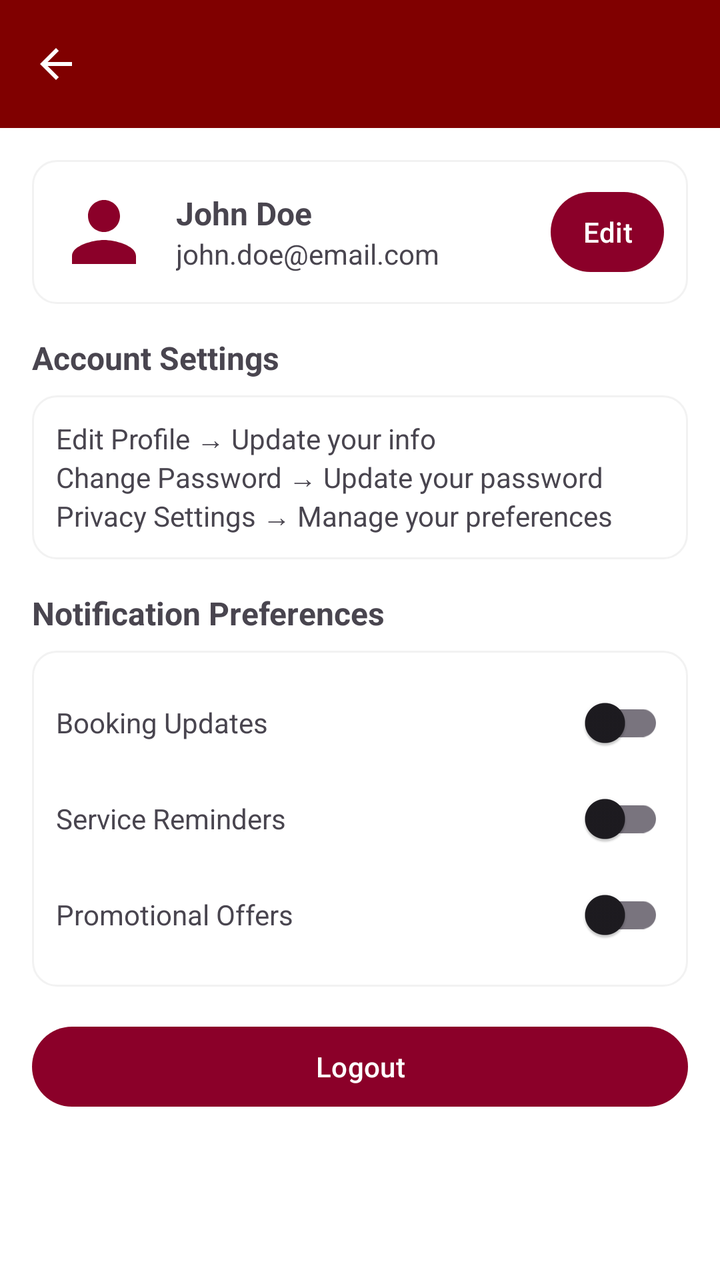
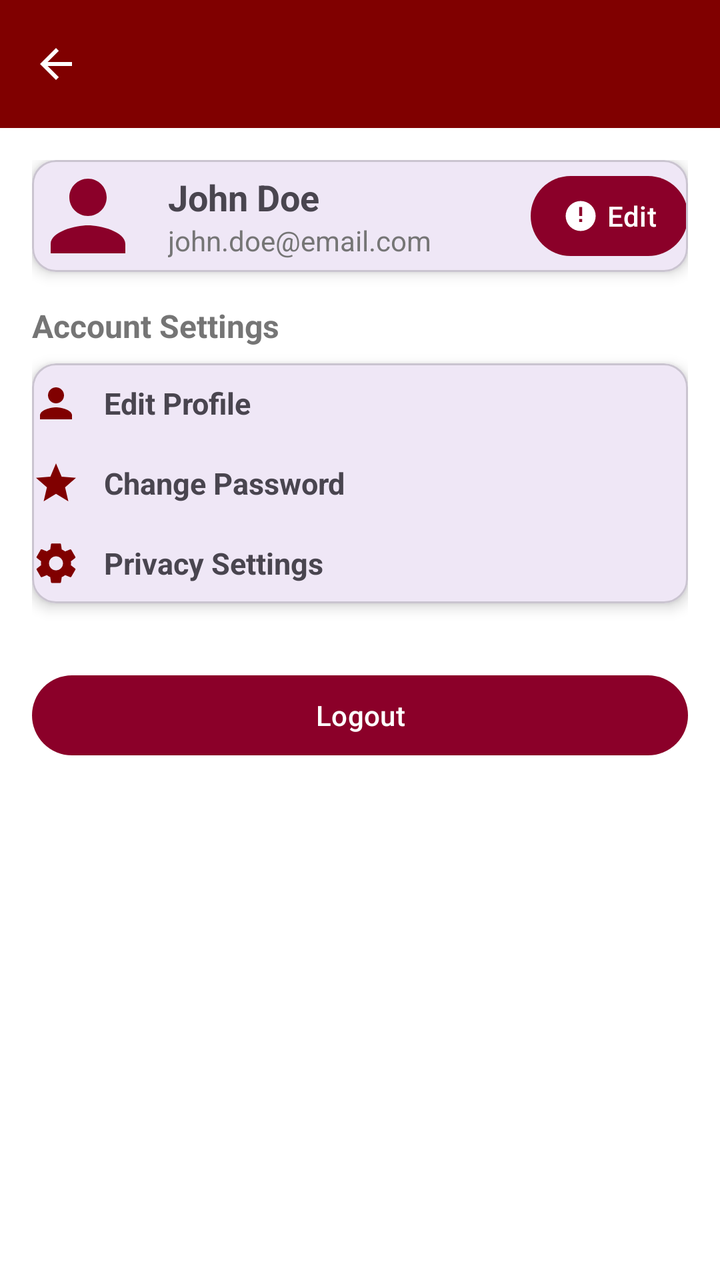

An Android layout rendered at two revisions. The XML below is the earlier revision; the diff shows what the commit changed to produce the second picture.
<!-- AndroidManifest.xml: application theme Theme.SemesterProject -->
<!-- res/layout/activity_settings.xml -->
<LinearLayout xmlns:android="http://schemas.android.com/apk/res/android"
    xmlns:app="http://schemas.android.com/apk/res-auto"
    xmlns:tools="http://schemas.android.com/tools"
    android:orientation="vertical"
    android:layout_width="match_parent"
    android:layout_height="match_parent"
    android:background="@color/white"
    android:id="@+id/main"
    tools:context=".customer.ui.SettingsActivity">

    
    <com.google.android.material.appbar.MaterialToolbar
        android:id="@+id/topAppBar"
        android:layout_width="match_parent"
        android:layout_height="wrap_content"
        android:background="@color/app_color"
        android:title="Settings"
        android:titleTextColor="@android:color/white"
        app:navigationIcon="@drawable/ic_arrow_back" />

    
    <ScrollView
        android:layout_width="match_parent"
        android:layout_height="match_parent"
        android:padding="16dp">

        <LinearLayout
            android:orientation="vertical"
            android:layout_width="match_parent"
            android:layout_height="wrap_content">

            
            <LinearLayout
                android:orientation="horizontal"
                android:layout_width="match_parent"
                android:layout_height="wrap_content"
                android:padding="12dp"
                android:background="@drawable/card_bg"
                android:gravity="center_vertical">

                <ImageView
                    android:layout_width="48dp"
                    android:layout_height="48dp"
                    android:src="@drawable/ic_profile"
                    android:layout_marginEnd="12dp"
                    app:tint="@color/maroon" />

                <LinearLayout
                    android:orientation="vertical"
                    android:layout_width="0dp"
                    android:layout_height="wrap_content"
                    android:layout_weight="1">

                    <TextView
                        android:layout_width="wrap_content"
                        android:layout_height="wrap_content"
                        android:text="John Doe"
                        android:textStyle="bold"
                        android:textSize="16sp" />

                    <TextView
                        android:layout_width="wrap_content"
                        android:layout_height="wrap_content"
                        android:text="john.doe@email.com"
                        android:textSize="14sp" />
                </LinearLayout>

                <com.google.android.material.button.MaterialButton
                    android:id="@+id/edtprofile"
                    android:layout_width="wrap_content"
                    android:layout_height="wrap_content"
                    android:text="Edit"
                    app:backgroundTint="@color/maroon"
                    android:textColor="@android:color/white"
                    android:minWidth="0dp"
                    android:paddingHorizontal="16dp" />
            </LinearLayout>

            
            <TextView
                android:layout_width="wrap_content"
                android:layout_height="wrap_content"
                android:text="Account Settings"
                android:textStyle="bold"
                android:textSize="16sp"
                android:layout_marginTop="16dp"
                android:layout_marginBottom="8dp" />

            
            <LinearLayout
                android:orientation="vertical"
                android:layout_width="match_parent"
                android:layout_height="wrap_content"
                android:background="@drawable/card_bg"
                android:padding="12dp">

                <TextView
                    android:layout_width="wrap_content"
                    android:layout_height="wrap_content"
                    android:text="Edit Profile → Update your info" />

                <TextView
                    android:layout_width="wrap_content"
                    android:layout_height="wrap_content"
                    android:text="Change Password → Update your password" />

                <TextView
                    android:layout_width="wrap_content"
                    android:layout_height="wrap_content"
                    android:text="Privacy Settings → Manage your preferences" />
            </LinearLayout>

            
            <TextView
                android:layout_width="wrap_content"
                android:layout_height="wrap_content"
                android:text="Notification Preferences"
                android:textStyle="bold"
                android:textSize="16sp"
                android:layout_marginTop="16dp"
                android:layout_marginBottom="8dp" />

            
            <LinearLayout
                android:orientation="vertical"
                android:layout_width="match_parent"
                android:layout_height="wrap_content"
                android:background="@drawable/card_bg"
                android:padding="12dp">

                
                <LinearLayout
                    android:layout_width="match_parent"
                    android:layout_height="wrap_content"
                    android:orientation="horizontal">

                    <TextView
                        android:layout_width="0dp"
                        android:layout_height="wrap_content"
                        android:layout_weight="1"
                        android:text="Booking Updates" />

                    <com.google.android.material.switchmaterial.SwitchMaterial
                        android:id="@+id/switchBookingUpdates"
                        android:layout_width="wrap_content"
                        android:layout_height="wrap_content" />
                </LinearLayout>

                
                <LinearLayout
                    android:layout_width="match_parent"
                    android:layout_height="wrap_content"
                    android:orientation="horizontal">

                    <TextView
                        android:layout_width="0dp"
                        android:layout_height="wrap_content"
                        android:layout_weight="1"
                        android:text="Service Reminders" />

                    <com.google.android.material.switchmaterial.SwitchMaterial
                        android:id="@+id/switchServiceReminders"
                        android:layout_width="wrap_content"
                        android:layout_height="wrap_content" />
                </LinearLayout>

                
                <LinearLayout
                    android:layout_width="match_parent"
                    android:layout_height="wrap_content"
                    android:orientation="horizontal">

                    <TextView
                        android:layout_width="0dp"
                        android:layout_height="wrap_content"
                        android:layout_weight="1"
                        android:text="Promotional Offers" />

                    <com.google.android.material.switchmaterial.SwitchMaterial
                        android:id="@+id/switchOffers"
                        android:layout_width="wrap_content"
                        android:layout_height="wrap_content" />
                </LinearLayout>
            </LinearLayout>

            
            <com.google.android.material.button.MaterialButton
                android:id="@+id/btnLogout"
                android:layout_width="match_parent"
                android:layout_height="wrap_content"
                android:text="Logout"
                android:textColor="@android:color/white"
                app:backgroundTint="@color/maroon"
                android:layout_marginTop="16dp"
                android:icon="@drawable/ic_logout"
                app:iconTint="@android:color/white" />
        </LinearLayout>
    </ScrollView>
</LinearLayout>
<!-- resources referenced by this layout -->
<resources>
  <color name="app_color">#800000</color>
  <color name="maroon">#8B0029</color>
  <color name="white">#FFFFFFFF</color>
  <!-- drawable card_bg (drawable) -->
  <shape xmlns:android="http://schemas.android.com/apk/res/android"
      android:shape="rectangle">
      <solid android:color="@color/white"/>
      <corners android:radius="12dp"/>
      <stroke android:width="1dp" android:color="@color/light_gray"/>
  </shape>
  <!-- drawable ic_arrow_back (drawable) -->
  <vector xmlns:android="http://schemas.android.com/apk/res/android"
      android:width="24dp"
      android:height="24dp"
      android:viewportWidth="24"
      android:viewportHeight="24">
      <path
          android:fillColor="#FFFFFF"
          android:pathData="M20,11H7.83l5.59,-5.59L12,4l-8,8 8,8 1.41,-1.41L7.83,13H20v-2z"/>
  </vector>
  <!-- drawable ic_logout (drawable) -->
  <vector xmlns:android="http://schemas.android.com/apk/res/android"
      android:width="24dp"
      android:height="24dp"
      android:viewportWidth="24"
      android:viewportHeight="24">
  
      
      <path
          android:fillColor="#000000"
          android:pathData="M3,3h12v18H3V3zM5,5v14h8V5H5z"/>
  
      
      <path
          android:fillColor="#000000"
          android:pathData="M19,12l-5,-5v3h-4v4h4v3l5,-5z"/>
  </vector>
  <!-- drawable ic_profile (drawable) -->
  <vector xmlns:android="http://schemas.android.com/apk/res/android"
      android:width="24dp"
      android:height="24dp"
      android:viewportWidth="24"
      android:viewportHeight="24">
      
      <path
          android:fillColor="#8B0029"
          android:pathData="M12,12c2.21,0 4,-1.79 4,-4s-1.79,-4 -4,-4 -4,1.79 -4,4 1.79,4 4,4zM12,14c-2.67,0 -8,1.34 -8,4v2h16v-2c0,-2.66 -5.33,-4 -8,-4z" />
  </vector>
  <style name="Theme.SemesterProject" parent="Base.Theme.SemesterProject" />
  <color name="light_gray">#F2F2F2</color>
  <style name="Base.Theme.SemesterProject" parent="Theme.Material3.DayNight.NoActionBar">
          
          
      </style>
</resources>

<!-- the commit's change to res/layout/activity_settings.xml (unified diff, before → after) -->
@@ -16,7 +16,9 @@
         android:background="@color/app_color"
         android:title="Settings"
         android:titleTextColor="@android:color/white"
-        app:navigationIcon="@drawable/ic_arrow_back" />
+        app:navigationIcon="@drawable/ic_arrow_back"
+        app:titleCentered="true"
+        app:elevation="4dp"/>
 
     
     <ScrollView
@@ -27,54 +29,68 @@
         <LinearLayout
             android:orientation="vertical"
             android:layout_width="match_parent"
-            android:layout_height="wrap_content">
-
-            
-            <LinearLayout
-                android:orientation="horizontal"
+            android:layout_height="wrap_content"
+            android:spacing="12dp">
+
+            
+            <com.google.android.material.card.MaterialCardView
                 android:layout_width="match_parent"
                 android:layout_height="wrap_content"
+                app:cardCornerRadius="12dp"
+                app:cardElevation="4dp"
                 android:padding="12dp"
-                android:background="@drawable/card_bg"
-                android:gravity="center_vertical">
-
-                <ImageView
-                    android:layout_width="48dp"
-                    android:layout_height="48dp"
-                    android:src="@drawable/ic_profile"
-                    android:layout_marginEnd="12dp"
-                    app:tint="@color/maroon" />
+                android:layout_marginBottom="16dp">
 
                 <LinearLayout
-                    android:orientation="vertical"
-                    android:layout_width="0dp"
+                    android:orientation="horizontal"
+                    android:layout_width="match_parent"
                     android:layout_height="wrap_content"
-                    android:layout_weight="1">
-
-                    <TextView
+                    android:gravity="center_vertical">
+
+                    <ImageView
+                        android:layout_width="56dp"
+                        android:layout_height="56dp"
+                        android:src="@drawable/ic_profile"
+                        android:layout_marginEnd="12dp"
+                        app:tint="@color/maroon" />
+
+                    <LinearLayout
+                        android:orientation="vertical"
+                        android:layout_width="0dp"
+                        android:layout_height="wrap_content"
+                        android:layout_weight="1">
+
+                        <TextView
+                            android:id="@+id/tvFullName"
+                            android:layout_width="wrap_content"
+                            android:layout_height="wrap_content"
+                            android:text="John Doe"
+                            android:textStyle="bold"
+                            android:textSize="18sp" />
+
+                        <TextView
+                            android:id="@+id/tvEmail"
+                            android:layout_width="wrap_content"
+                            android:layout_height="wrap_content"
+                            android:text="john.doe@email.com"
+                            android:textSize="14sp"
+                            android:textColor="@color/gray" />
+                    </LinearLayout>
+
+                    <com.google.android.material.button.MaterialButton
+                        android:id="@+id/edtprofile"
                         android:layout_width="wrap_content"
                         android:layout_height="wrap_content"
-                        android:text="John Doe"
-                        android:textStyle="bold"
-                        android:textSize="16sp" />
-
-                    <TextView
-                        android:layout_width="wrap_content"
-                        android:layout_height="wrap_content"
-                        android:text="john.doe@email.com"
-                        android:textSize="14sp" />
+                        android:text="Edit"
+                        app:icon="@drawable/ic_placeholder"
+                        app:iconTint="@android:color/white"
+                        app:iconPadding="4dp"
+                        app:backgroundTint="@color/maroon"
+                        android:textColor="@android:color/white"
+                        android:minWidth="0dp"
+                        android:paddingHorizontal="16dp"/>
                 </LinearLayout>
-
-                <com.google.android.material.button.MaterialButton
-                    android:id="@+id/edtprofile"
-                    android:layout_width="wrap_content"
-                    android:layout_height="wrap_content"
-                    android:text="Edit"
-                    app:backgroundTint="@color/maroon"
-                    android:textColor="@android:color/white"
-                    android:minWidth="0dp"
-                    android:paddingHorizontal="16dp" />
-            </LinearLayout>
+            </com.google.android.material.card.MaterialCardView>
 
             
             <TextView
@@ -83,105 +99,91 @@
                 android:text="Account Settings"
                 android:textStyle="bold"
                 android:textSize="16sp"
-                android:layout_marginTop="16dp"
-                android:layout_marginBottom="8dp" />
-
-            
-            <LinearLayout
-                android:orientation="vertical"
+                android:layout_marginBottom="8dp"
+                android:textColor="@color/gray"/>
+
+            
+            <com.google.android.material.card.MaterialCardView
                 android:layout_width="match_parent"
                 android:layout_height="wrap_content"
-                android:background="@drawable/card_bg"
-                android:padding="12dp">
-
-                <TextView
-                    android:layout_width="wrap_content"
-                    android:layout_height="wrap_content"
-                    android:text="Edit Profile → Update your info" />
-
-                <TextView
-                    android:layout_width="wrap_content"
-                    android:layout_height="wrap_content"
-                    android:text="Change Password → Update your password" />
-
-                <TextView
-                    android:layout_width="wrap_content"
-                    android:layout_height="wrap_content"
-                    android:text="Privacy Settings → Manage your preferences" />
-            </LinearLayout>
-
-            
-            <TextView
-                android:layout_width="wrap_content"
-                android:layout_height="wrap_content"
-                android:text="Notification Preferences"
-                android:textStyle="bold"
-                android:textSize="16sp"
-                android:layout_marginTop="16dp"
-                android:layout_marginBottom="8dp" />
-
-            
-            <LinearLayout
-                android:orientation="vertical"
-                android:layout_width="match_parent"
-                android:layout_height="wrap_content"
-                android:background="@drawable/card_bg"
-                android:padding="12dp">
-
-                
+                app:cardCornerRadius="12dp"
+                app:cardElevation="4dp"
+                android:padding="12dp"
+                android:layout_marginBottom="16dp">
+
                 <LinearLayout
+                    android:orientation="vertical"
                     android:layout_width="match_parent"
                     android:layout_height="wrap_content"
-                    android:orientation="horizontal">
-
-                    <TextView
-                        android:layout_width="0dp"
-                        android:layout_height="wrap_content"
-                        android:layout_weight="1"
-                        android:text="Booking Updates" />
-
-                    <com.google.android.material.switchmaterial.SwitchMaterial
-                        android:id="@+id/switchBookingUpdates"
-                        android:layout_width="wrap_content"
-                        android:layout_height="wrap_content" />
+                    android:spacing="8dp">
+
+                    <LinearLayout
+                        android:orientation="horizontal"
+                        android:layout_width="match_parent"
+                        android:layout_height="wrap_content"
+                        android:paddingVertical="8dp"
+                        android:gravity="center_vertical">
+
+                        <ImageView
+                            android:layout_width="24dp"
+                            android:layout_height="24dp"
+                            android:src="@drawable/ic_profile"
+                            android:layout_marginEnd="12dp"
+                            app:tint="@color/app_color" />
+
+                        <TextView
+                            android:layout_width="wrap_content"
+                            android:layout_height="wrap_content"
+                            android:text="Edit Profile"
+                            android:textStyle="bold"
+                            android:textSize="15sp"/>
+                    </LinearLayout>
+
+                    <LinearLayout
+                        android:orientation="horizontal"
+                        android:layout_width="match_parent"
+                        android:layout_height="wrap_content"
+                        android:paddingVertical="8dp"
+                        android:gravity="center_vertical">
+
+                        <ImageView
+                            android:layout_width="24dp"
+                            android:layout_height="24dp"
+                            android:src="@drawable/ic_star"
+                            android:layout_marginEnd="12dp"
+                            app:tint="@color/app_color" />
+
+                        <TextView
+                            android:layout_width="wrap_content"
+                            android:layout_height="wrap_content"
+                            android:text="Change Password"
+                            android:textStyle="bold"
+                            android:textSize="15sp"/>
+                    </LinearLayout>
+
+                    <LinearLayout
+                        android:orientation="horizontal"
+                        android:layout_width="match_parent"
+                        android:layout_height="wrap_content"
+                        android:paddingVertical="8dp"
+                        android:gravity="center_vertical">
+
+                        <ImageView
+                            android:layout_width="24dp"
+                            android:layout_height="24dp"
+                            android:src="@drawable/ic_settings"
+                            android:layout_marginEnd="12dp"
+                            app:tint="@color/app_color" />
+
+                        <TextView
+                            android:layout_width="wrap_content"
+                            android:layout_height="wrap_content"
+                            android:text="Privacy Settings"
+                            android:textStyle="bold"
+                            android:textSize="15sp"/>
+                    </LinearLayout>
                 </LinearLayout>
-
-                
-                <LinearLayout
-                    android:layout_width="match_parent"
-                    android:layout_height="wrap_content"
-                    android:orientation="horizontal">
-
-                    <TextView
-                        android:layout_width="0dp"
-                        android:layout_height="wrap_content"
-                        android:layout_weight="1"
-                        android:text="Service Reminders" />
-
-                    <com.google.android.material.switchmaterial.SwitchMaterial
-                        android:id="@+id/switchServiceReminders"
-                        android:layout_width="wrap_content"
-                        android:layout_height="wrap_content" />
-                </LinearLayout>
-
-                
-                <LinearLayout
-                    android:layout_width="match_parent"
-                    android:layout_height="wrap_content"
-                    android:orientation="horizontal">
-
-                    <TextView
-                        android:layout_width="0dp"
-                        android:layout_height="wrap_content"
-                        android:layout_weight="1"
-                        android:text="Promotional Offers" />
-
-                    <com.google.android.material.switchmaterial.SwitchMaterial
-                        android:id="@+id/switchOffers"
-                        android:layout_width="wrap_content"
-                        android:layout_height="wrap_content" />
-                </LinearLayout>
-            </LinearLayout>
+            </com.google.android.material.card.MaterialCardView>
 
             
             <com.google.android.material.button.MaterialButton
@@ -191,9 +193,9 @@
                 android:text="Logout"
                 android:textColor="@android:color/white"
                 app:backgroundTint="@color/maroon"
-                android:layout_marginTop="16dp"
                 android:icon="@drawable/ic_logout"
-                app:iconTint="@android:color/white" />
+                app:iconTint="@android:color/white"
+                android:layout_marginTop="16dp"/>
         </LinearLayout>
     </ScrollView>
 </LinearLayout>
<!-- resource entries referenced after the edit -->
@@ -1,15 +1,9 @@
 <!-- resources referenced by this layout -->
 <resources>
   <color name="app_color">#800000</color>
+  <color name="gray">#757575</color>
   <color name="maroon">#8B0029</color>
   <color name="white">#FFFFFFFF</color>
-  <!-- drawable card_bg (drawable) -->
-  <shape xmlns:android="http://schemas.android.com/apk/res/android"
-      android:shape="rectangle">
-      <solid android:color="@color/white"/>
-      <corners android:radius="12dp"/>
-      <stroke android:width="1dp" android:color="@color/light_gray"/>
-  </shape>
   <!-- drawable ic_arrow_back (drawable) -->
   <vector xmlns:android="http://schemas.android.com/apk/res/android"
       android:width="24dp"
@@ -37,6 +31,16 @@
           android:fillColor="#000000"
           android:pathData="M19,12l-5,-5v3h-4v4h4v3l5,-5z"/>
   </vector>
+  <!-- drawable ic_placeholder (drawable) -->
+  <vector xmlns:android="http://schemas.android.com/apk/res/android"
+      android:width="24dp"
+      android:height="24dp"
+      android:viewportWidth="24"
+      android:viewportHeight="24">
+      <path
+          android:fillColor="#BDBDBD"
+          android:pathData="M12,2a10,10 0 1,0 0,20 10,10 0 0,0 0,-20zM11,6h2v6h-2zm0,8h2v2h-2z" />
+  </vector>
   <!-- drawable ic_profile (drawable) -->
   <vector xmlns:android="http://schemas.android.com/apk/res/android"
       android:width="24dp"
@@ -48,8 +52,38 @@
           android:fillColor="#8B0029"
           android:pathData="M12,12c2.21,0 4,-1.79 4,-4s-1.79,-4 -4,-4 -4,1.79 -4,4 1.79,4 4,4zM12,14c-2.67,0 -8,1.34 -8,4v2h16v-2c0,-2.66 -5.33,-4 -8,-4z" />
   </vector>
+  <!-- drawable ic_settings (drawable) -->
+  <vector xmlns:android="http://schemas.android.com/apk/res/android"
+      android:width="24dp"
+      android:height="24dp"
+      android:viewportWidth="24"
+      android:viewportHeight="24">
+      <path
+          android:fillColor="#8B0029"
+          android:pathData="M19.43,12.98c0.04,-0.32 0.07,-0.65 0.07,-0.98s-0.03,-0.66 -0.07,-0.98l2.11,-1.65
+              c0.19,-0.15 0.24,-0.42 0.12,-0.64l-2,-3.46c-0.12,-0.22 -0.39,-0.3 -0.61,-0.22l-2.49,1
+              c-0.52,-0.4 -1.08,-0.73 -1.69,-0.98L14.5,2.5c-0.03,-0.24 -0.24,-0.42 -0.49,-0.42h-4.02
+              c-0.25,0 -0.46,0.18 -0.49,0.42l-0.38,2.52c-0.61,0.25 -1.17,0.58 -1.69,0.98l-2.49,-1
+              c-0.23,-0.09 -0.49,0 -0.61,0.22l-2,3.46c-0.13,0.22 -0.07,0.49 0.12,0.64l2.11,1.65
+              c-0.05,0.32 -0.08,0.65 -0.08,0.98s0.03,0.66 0.08,0.98l-2.11,1.65c-0.19,0.15 -0.24,0.42 -0.12,0.64l2,3.46
+              c0.12,0.22 0.39,0.3 0.61,0.22l2.49,-1c0.52,0.4 1.08,0.73 1.69,0.98l0.38,2.52c0.03,0.24 0.24,0.42 0.49,0.42h4.02
+              c0.25,0 0.46,-0.18 0.49,-0.42l0.38,-2.52c0.61,-0.25 1.17,-0.58 1.69,-0.98l2.49,1
+              c0.23,0.09 0.49,0 0.61,-0.22l2,-3.46c0.12,-0.22 0.07,-0.49 -0.12,-0.64l-2.11,-1.65zM12,15.5
+              c-1.93,0 -3.5,-1.57 -3.5,-3.5s1.57,-3.5 3.5,-3.5 3.5,1.57 3.5,3.5 -1.57,3.5 -3.5,3.5z" />
+  </vector>
+  <!-- drawable ic_star (drawable) -->
+  <vector xmlns:android="http://schemas.android.com/apk/res/android"
+      android:width="24dp"
+      android:height="24dp"
+      android:viewportWidth="24"
+      android:viewportHeight="24">
+      <path
+          android:fillColor="#FFB300"
+          android:pathData="M12,17.27L18.18,21l-1.64,-7.03
+              L22,9.24l-7.19,-0.61L12,2 9.19,8.63
+              L2,9.24l5.46,4.73L5.82,21z" />
+  </vector>
   <style name="Theme.SemesterProject" parent="Base.Theme.SemesterProject" />
-  <color name="light_gray">#F2F2F2</color>
   <style name="Base.Theme.SemesterProject" parent="Theme.Material3.DayNight.NoActionBar">
           
           
